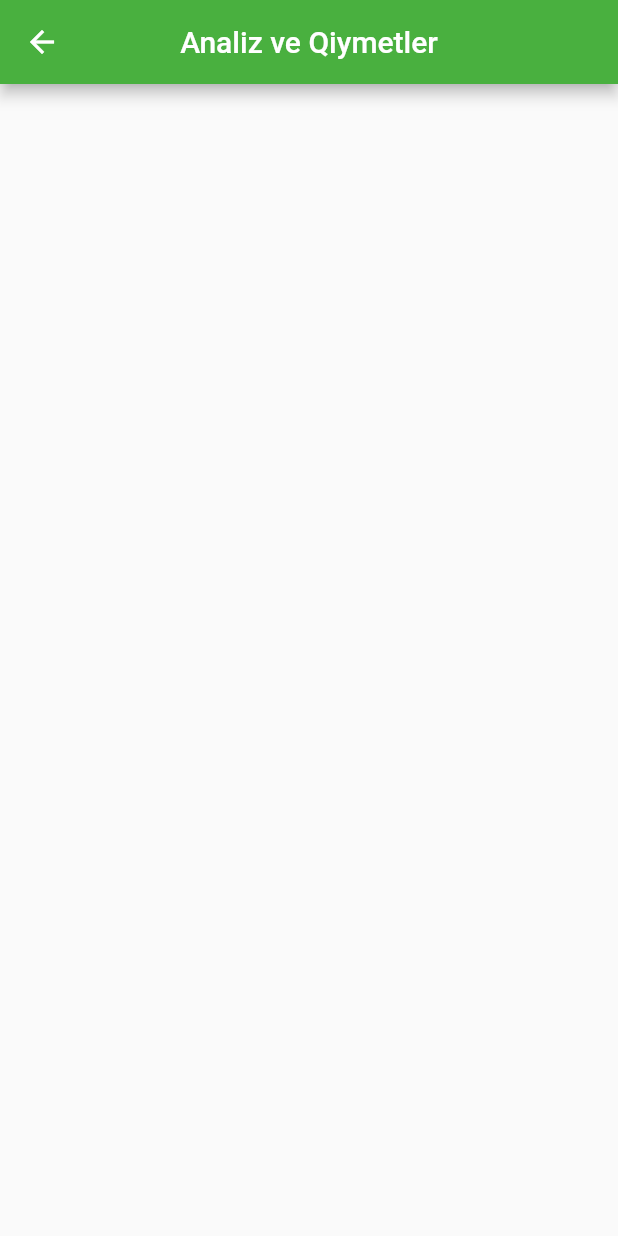
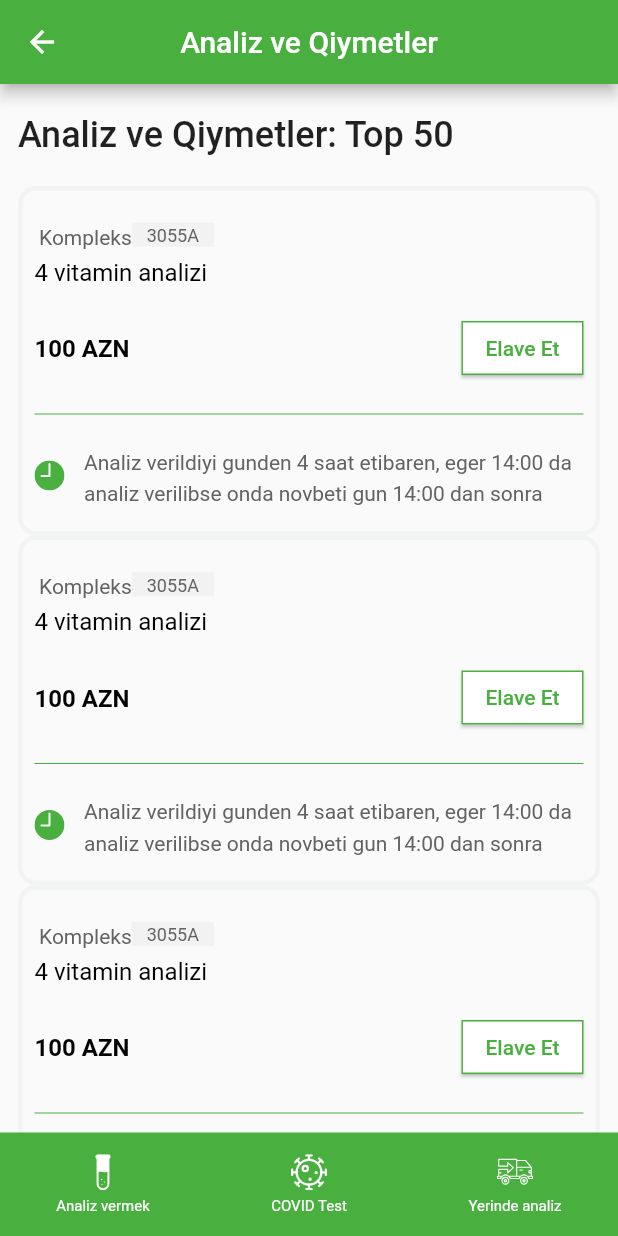
Before and after one commit to a14guguliye/locallabapp, a Flutter app: the AnalysisPage screen opened by its route, on a phone screen of 412 x 824 dp. Run offline on Flutter 3.47's test engine with Material 2 defaults, Android fonts, the light colour scheme and no system bars; our stand-ins replace flutter_hooks, flutter_svg.

Commit message:
'secondpageadded'

```diff
--- a/lib/classes/analysis.dart
+++ b/lib/classes/analysis.dart
@@ -1,27 +1,32 @@
 class Analysis {
   final String? type;
+  final String? tag;
   final String? description;
   final String? price;
   final String? resultTime;
 
-  Analysis(
-      {required this.type,
-      required this.description,
-      required this.price,
-      required this.resultTime});
+  Analysis({
+    required this.type,
+    required this.description,
+    required this.price,
+    required this.resultTime,
+    required this.tag,
+  });
 
   Analysis.fromJson(Map<String, dynamic> json)
       : type = json['type'] ?? "",
         description = json['description'] ?? "",
         price = json['price'] ?? "",
-        resultTime = json['resulttime'] ?? "";
+        resultTime = json['resulttime'] ?? "",
+        tag = json['tag'] ?? "";
 
   Map<String, dynamic> toJson() {
     return {
       'type': type,
       'description': description,
       'price': price,
-      'resulttime': resultTime
+      'resulttime': resultTime,
+      'tag': tag,
     };
   }
 }
--- a/lib/screens/analysis_page.dart
+++ b/lib/screens/analysis_page.dart
@@ -1,5 +1,10 @@
 import 'package:flutter/material.dart';
 import 'package:flutter_hooks/flutter_hooks.dart';
+import 'package:flutter_svg/svg.dart';
+import 'package:helixapp/classes/analysis.dart';
+
+import '../universal/bottom_navbar.dart';
+import '../widgets/analysis/analysis_con.dart';
 
 class AnalysisPage extends HookWidget {
   static String routeName = '/analysispage';
@@ -7,12 +12,87 @@ class AnalysisPage extends HookWidget {
 
   @override
   Widget build(BuildContext context) {
+    final Iterable<Analysis> analysises = [
+      Analysis(
+          tag: "3055A",
+          type: "Kompleks",
+          description: "4 vitamin analizi",
+          price: "100 AZN",
+          resultTime:
+              "Analiz verildiyi gunden 4 saat etibaren, eger 14:00 da analiz verilibse onda novbeti gun 14:00 dan sonra"),
+      Analysis(
+          tag: "3055A",
+          type: "Kompleks",
+          description: "4 vitamin analizi",
+          price: "100 AZN",
+          resultTime:
+              "Analiz verildiyi gunden 4 saat etibaren, eger 14:00 da analiz verilibse onda novbeti gun 14:00 dan sonra"),
+      Analysis(
+          tag: "3055A",
+          type: "Kompleks",
+          description: "4 vitamin analizi",
+          price: "100 AZN",
+          resultTime:
+              "Analiz verildiyi gunden 4 saat etibaren, eger 14:00 da analiz verilibse onda novbeti gun 14:00 dan sonra"),
+      Analysis(
+          tag: "3055A",
+          type: "Kompleks",
+          description: "4 vitamin analizi",
+          price: "100 AZN",
+          resultTime:
+              "Analiz verildiyi gunden 4 saat etibaren, eger 14:00 da analiz verilibse onda novbeti gun 14:00 dan sonra"),
+      Analysis(
+          tag: "3055A",
+          type: "Kompleks",
+          description: "4 vitamin analizi",
+          price: "100 AZN",
+          resultTime:
+              "Analiz verildiyi gunden 4 saat etibaren, eger 14:00 da analiz verilibse onda novbeti gun 14:00 dan sonra"),
+      Analysis(
+          tag: "3055A",
+          type: "Kompleks",
+          description: "4 vitamin analizi",
+          price: "100 AZN",
+          resultTime:
+              "Analiz verildiyi gunden 4 saat etibaren, eger 14:00 da analiz verilibse onda novbeti gun 14:00 dan sonra"),
+    ];
     return Scaffold(
       appBar: AppBar(
         title: const Text("Analiz ve Qiymetler"),
         centerTitle: true,
         backgroundColor: const Color(0xff49B03F),
       ),
+      body: LayoutBuilder(builder: (context, constraints) {
+        return SizedBox(
+            width: constraints.maxWidth,
+            height: constraints.maxHeight,
+            child: Column(
+              crossAxisAlignment: CrossAxisAlignment.start,
+              children: [
+                const Padding(
+                    padding: EdgeInsets.only(
+                        top: 20, bottom: 20, left: 12, right: 12),
+                    child: Text(
+                      "Analiz ve Qiymetler: Top 50",
+                      style:
+                          TextStyle(fontSize: 24, fontWeight: FontWeight.w500),
+                    )),
+                Expanded(
+                    child: Padding(
+                  padding: const EdgeInsets.only(left: 12, right: 12),
+                  child: ListView.builder(
+                    itemCount: analysises.length,
+                    itemBuilder: (context, index) {
+                      return AnalysisContainer(
+                        analysis: analysises.elementAt(index),
+                      );
+                    },
+                  ),
+                )),
+                const BottomNavbar(),
+              ],
+            ));
+      }),
     );
   }
 }
--- a/lib/screens/main_page.dart
+++ b/lib/screens/main_page.dart
@@ -1,9 +1,7 @@
 import "package:flutter/material.dart";
-import 'package:flutter/rendering.dart';
 import 'package:flutter_hooks/flutter_hooks.dart';
-import 'package:flutter_svg/flutter_svg.dart';
+import 'package:helixapp/screens/analysis_page.dart';
 import 'package:helixapp/universal/bottom_navbar.dart';
-import 'package:helixapp/universal/navbar_item.dart';
 import 'package:helixapp/widgets/main_page/services_card.dart';
 
 class MainPage extends HookWidget {
@@ -43,7 +41,10 @@ class MainPage extends HookWidget {
                                 imagePath: "results.png"),
                           ),
                           InkWell(
-                            onTap: () {},
+                            onTap: () {
+                              Navigator.pushNamed(
+                                  context, AnalysisPage.routeName);
+                            },
                             child: const ServiceCard(
                                 labelText: "Analiz Goturmek",
                                 imagePath: "take_samples.png"),
--- a/lib/universal/bottom_navbar.dart
+++ b/lib/universal/bottom_navbar.dart
@@ -1,5 +1,6 @@
 import 'package:flutter/material.dart';
 
+import '../screens/analysis_page.dart';
 import 'navbar_item.dart';
 
 class BottomNavbar extends StatelessWidget {
@@ -20,7 +21,9 @@ class BottomNavbar extends StatelessWidget {
               flex: 1,
               fit: FlexFit.tight,
               child: InkWell(
-                onTap: () {},
+                onTap: () {
+                  Navigator.pushNamed(context, AnalysisPage.routeName);
+                },
                 child: const NavbarItem(
                     assetName: "analysis_tube.svg", labelText: "Analiz vermek"),
               ),
--- /dev/null
+++ b/lib/widgets/analysis/analysis_con.dart
@@ -0,0 +1,126 @@
+import "package:flutter/material.dart";
+import "package:flutter_hooks/flutter_hooks.dart";
+import "package:flutter_svg/svg.dart";
+import "package:helixapp/classes/analysis.dart";
+
+class AnalysisContainer extends HookWidget {
+  final Analysis analysis;
+  const AnalysisContainer({super.key, required this.analysis});
+
+  @override
+  Widget build(BuildContext context) {
+    return Container(
+      padding: const EdgeInsets.fromLTRB(8, 16, 8, 16),
+      decoration: BoxDecoration(
+        borderRadius: const BorderRadius.all(Radius.circular(12)),
+        border: Border.all(width: 3, color: const Color(0xfff2f3f3)),
+      ),
+      child: Column(
+        crossAxisAlignment: CrossAxisAlignment.start,
+        children: [
+          Padding(
+            padding: const EdgeInsets.all(3.0),
+            child: Row(
+              children: [
+                Text(
+                  analysis.type ?? "",
+                  style: const TextStyle(
+                      fontSize: 14,
+                      height: 21 / 14,
+                      fontWeight: FontWeight.w400,
+                      color: Color.fromRGBO(97, 99, 101, 1)),
+                ),
+                Container(
+                  padding: const EdgeInsets.only(left: 10, right: 10),
+                  decoration: const BoxDecoration(
+                    color: Color(0xfff2f2f3),
+                  ),
+                  child: Text(
+                    analysis.tag ?? "",
+                    style: const TextStyle(
+                        fontSize: 12,
+                        height: 16 / 12,
+                        fontWeight: FontWeight.w400,
+                        color: Color.fromRGBO(97, 99, 101, 1)),
+                  ),
+                )
+              ],
+            ),
+          ),
+          Text(
+            analysis.description ?? "",
+            style: const TextStyle(
+              fontSize: 16,
+              height: 22 / 16,
+              color: Colors.black,
+            ),
+          ),
+          Container(
+            margin: const EdgeInsets.only(top: 16),
+            child: Row(
+              mainAxisAlignment: MainAxisAlignment.spaceBetween,
+              children: [
+                Text(
+                  analysis.price ?? "",
+                  style: const TextStyle(
+                      fontSize: 16,
+                      height: 22 / 16,
+                      color: Colors.black,
+                      fontWeight: FontWeight.w600),
+                ),
+                ElevatedButton(
+                    style: ElevatedButton.styleFrom(
+                        backgroundColor: Colors.white,
+                        foregroundColor: const Color(0xff49B03F),
+                        elevation: 1,
+                        shape: const RoundedRectangleBorder(
+                            side: BorderSide(
+                          width: 1,
+                          color: Color(0xff49B03F),
+                        ))),
+                    onPressed: () {},
+                    child: const Text("Elave Et")),
+              ],
+            ),
+          ),
+          const Padding(
+            padding: EdgeInsets.only(top: 12, bottom: 12),
+            child: Divider(
+              color: Color(0xff49B03F),
+            ),
+          ),
+          Row(
+            crossAxisAlignment: CrossAxisAlignment.center,
+            children: [
+              SvgPicture.asset(
+                'assets/svg/time.svg',
+                width: 20,
+                height: 20,
+                colorFilter:
+                    const ColorFilter.mode(Color(0xff49B03F), BlendMode.srcIn),
+              ),
+              const SizedBox(
+                width: 10,
+              ),
+              Flexible(
+                child: Padding(
+                  padding: const EdgeInsets.only(left: 3, right: 3),
+                  child: Text(
+                    analysis.resultTime ?? "",
+                    maxLines: 2,
+                    overflow: TextOverflow.clip,
+                    style: const TextStyle(
+                        fontSize: 14,
+                        fontWeight: FontWeight.w400,
+                        height: 21 / 14,
+                        color: Color.fromRGBO(97, 99, 101, 1)),
+                  ),
+                ),
+              ),
+            ],
+          )
+        ],
+      ),
+    );
+  }
+}
```
Also changed, not shown: assets/svg/time.svg (added).
